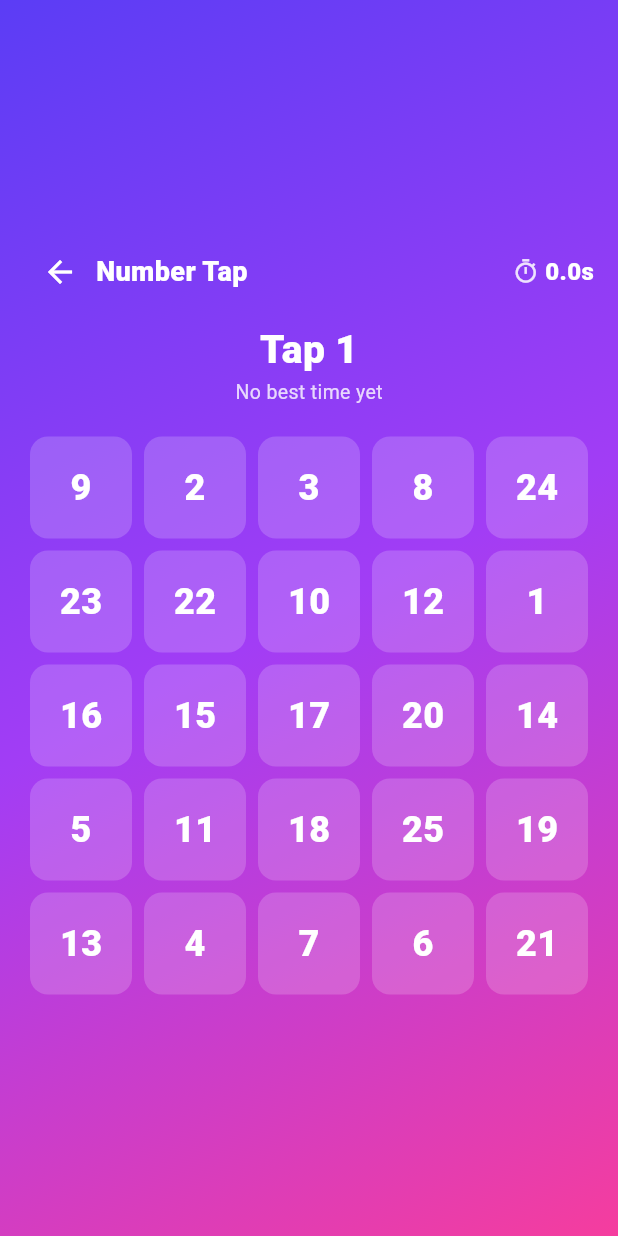
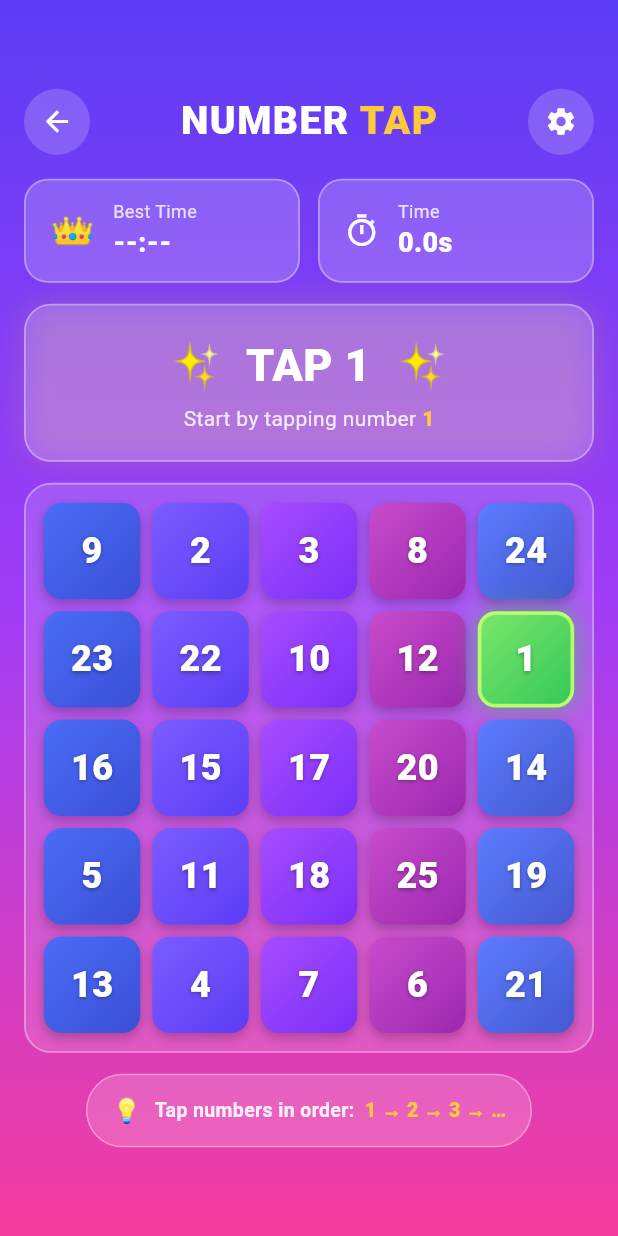
Before and after one commit to pawan-swoyef/2048, a Flutter app: the NumberTapScreen screen opened directly, on a phone screen of 412 x 824 dp. Run offline on Flutter 3.47's test engine with Material 3 defaults, Android fonts, the phone set to English and light mode, and no system bars; our stand-ins replace audioplayers, google_mobile_ads, in_app_purchase, share_plus, shared_preferences; accounts and stored records are empty.

Commit message:
feat(numbertap): redesign screen to match the new mockup
Two-tone NUMBER TAP header with back/settings circle buttons, Best Time
& Time stat cards, a "TAP N" banner, colorful gradient tiles with a
green-glow "next" tile and red flash on wrong taps, and a bottom
"tap in order" hint. Game/timer wiring unchanged.

Co-Authored-By: Claude Opus 4.8 <noreply@anthropic.com>

```diff
--- a/lib/ui/numbertap/number_tap_screen.dart
+++ b/lib/ui/numbertap/number_tap_screen.dart
@@ -6,6 +6,19 @@ import 'package:flutter/material.dart';
 import '../../game/numbertap/number_tap_game.dart';
 import '../../game/score_store.dart';
 import '../theme_controller.dart';
+import '../theme_picker.dart';
+
+const _gold = Color(0xFFFFC93C);
+
+// Tile gradients (blue / indigo / purple / magenta), assigned per cell.
+const _tilePalette = <List<Color>>[
+  [Color(0xFF4A6CF7), Color(0xFF3B4FD6)],
+  [Color(0xFF7B5CFF), Color(0xFF5B3DF5)],
+  [Color(0xFFA64CFF), Color(0xFF7B2FF7)],
+  [Color(0xFFC74CCB), Color(0xFF9C27B0)],
+  [Color(0xFF5C7CFF), Color(0xFF4458D0)],
+];
+const _greenGrad = [Color(0xFF7BE86B), Color(0xFF34C759)];
 
 /// Number Tap Challenge: tap 1..25 in order as fast as you can. Best time
 /// (elapsed + 2s per mistake) is saved.
@@ -26,7 +39,7 @@ class _NumberTapScreenState extends State<NumberTapScreen> {
   Timer? _ticker;
   bool _started = false;
   int _flashCell = -1;
-  int? _bestDeci; // best time in deciseconds (lower is better)
+  int? _bestDeci;
 
   @override
   void initState() {
@@ -46,7 +59,6 @@ class _NumberTapScreenState extends State<NumberTapScreen> {
     super.dispose();
   }
 
-  /// Elapsed time + penalties, in deciseconds.
   int get _elapsedDeci =>
       (_watch.elapsedMilliseconds / 100).round() + _game.penaltySeconds * 10;
 
@@ -93,6 +105,9 @@ class _NumberTapScreenState extends State<NumberTapScreen> {
     });
   }
 
+  void _openSettings() => Navigator.of(context)
+      .push(MaterialPageRoute(builder: (_) => const ThemePickerScreen()));
+
   String _fmt(int deci) => '${(deci / 10).toStringAsFixed(1)}s';
 
   @override
@@ -102,8 +117,8 @@ class _NumberTapScreenState extends State<NumberTapScreen> {
       body: Container(
         decoration: BoxDecoration(
           gradient: LinearGradient(
-            begin: Alignment.topLeft,
-            end: Alignment.bottomRight,
+            begin: Alignment.topCenter,
+            end: Alignment.bottomCenter,
             colors: theme.backgroundGradient,
           ),
         ),
@@ -113,14 +128,19 @@ class _NumberTapScreenState extends State<NumberTapScreen> {
               Center(
                 child: ConstrainedBox(
                   constraints: const BoxConstraints(maxWidth: 460),
-                  child: Padding(
+                  child: SingleChildScrollView(
                     padding: const EdgeInsets.all(16),
                     child: Column(
-                      mainAxisSize: MainAxisSize.min,
                       children: [
                         _header(theme),
                         const SizedBox(height: 16),
+                        _statsRow(theme),
+                        const SizedBox(height: 14),
+                        _banner(theme),
+                        const SizedBox(height: 14),
                         _grid(theme),
+                        const SizedBox(height: 14),
+                        _hint(theme),
                       ],
                     ),
                   ),
@@ -135,38 +155,139 @@ class _NumberTapScreenState extends State<NumberTapScreen> {
   }
 
   Widget _header(GameTheme theme) {
-    final c = theme.onBackground;
-    return Column(
+    return Row(
       children: [
-        Row(
+        _circleButton(theme, Icons.arrow_back, () => Navigator.of(context).maybePop()),
+        Expanded(
+          child: Center(
+            child: Text.rich(
+              TextSpan(
                 children: [
-            IconButton(
-              icon: Icon(Icons.arrow_back, color: c),
-              onPressed: () => Navigator.of(context).maybePop(),
+                  TextSpan(
+                      text: 'NUMBER ',
+                      style: TextStyle(color: theme.onBackground)),
+                  const TextSpan(text: 'TAP', style: TextStyle(color: _gold)),
+                ],
+                style: const TextStyle(
+                    fontSize: 26, fontWeight: FontWeight.w900, letterSpacing: 1),
               ),
+            ),
+          ),
+        ),
+        _circleButton(theme, Icons.settings, _openSettings),
+      ],
+    );
+  }
+
+  Widget _circleButton(GameTheme theme, IconData icon, VoidCallback onTap) {
+    return Material(
+      color: theme.scoreBox,
+      shape: const CircleBorder(),
+      child: InkWell(
+        customBorder: const CircleBorder(),
+        onTap: onTap,
+        child: Padding(
+          padding: const EdgeInsets.all(11),
+          child: Icon(icon, color: theme.onBackground, size: 22),
+        ),
+      ),
+    );
+  }
+
+  Widget _statsRow(GameTheme theme) {
+    return Row(
+      children: [
         Expanded(
-              child: Text('Number Tap',
-                  style: TextStyle(color: c, fontSize: 18, fontWeight: FontWeight.w800)),
+          child: _statCard(theme, const Text('👑', style: TextStyle(fontSize: 24)),
+              'Best Time', _bestDeci == null ? '--:--' : _fmt(_bestDeci!)),
         ),
-            Icon(Icons.timer_outlined, size: 18, color: c.withValues(alpha: 0.85)),
-            const SizedBox(width: 4),
-            Text(_fmt(_elapsedDeci),
-                style: TextStyle(color: c, fontWeight: FontWeight.w800, fontSize: 16)),
-          ],
-        ),
-        const SizedBox(height: 10),
-        Text('Tap ${_game.isComplete ? 25 : _game.next}',
-            style: TextStyle(color: c, fontSize: 26, fontWeight: FontWeight.w900)),
-        Text(
-          _bestDeci == null ? 'No best time yet' : 'Best: ${_fmt(_bestDeci!)}',
-          style: TextStyle(color: c.withValues(alpha: 0.8), fontSize: 13),
+        const SizedBox(width: 12),
+        Expanded(
+          child: _statCard(
+              theme,
+              Icon(Icons.timer_outlined, color: theme.onBackground, size: 24),
+              'Time',
+              _fmt(_elapsedDeci)),
         ),
       ],
     );
   }
 
+  Widget _statCard(GameTheme theme, Widget icon, String label, String value) {
+    return Container(
+      padding: const EdgeInsets.symmetric(horizontal: 16, vertical: 12),
+      decoration: BoxDecoration(
+        color: theme.scoreBox,
+        borderRadius: BorderRadius.circular(16),
+        border: Border.all(color: theme.glassStroke, width: 1.2),
+      ),
+      child: Row(
+        children: [
+          icon,
+          const SizedBox(width: 12),
+          Column(
+            crossAxisAlignment: CrossAxisAlignment.start,
+            mainAxisSize: MainAxisSize.min,
+            children: [
+              Text(label,
+                  style: TextStyle(fontSize: 12, color: theme.scoreLabel)),
+              Text(value,
+                  style: TextStyle(
+                      fontSize: 18,
+                      fontWeight: FontWeight.w900,
+                      color: theme.onBackground)),
+            ],
+          ),
+        ],
+      ),
+    );
+  }
+
+  Widget _banner(GameTheme theme) {
+    final n = _game.isComplete ? 25 : _game.next;
+    return Container(
+      width: double.infinity,
+      padding: const EdgeInsets.symmetric(vertical: 18, horizontal: 16),
+      decoration: BoxDecoration(
+        color: theme.scoreBox,
+        borderRadius: BorderRadius.circular(18),
+        border: Border.all(color: theme.glassStroke, width: 1.2),
+        boxShadow: [
+          BoxShadow(color: _gold.withValues(alpha: 0.18), blurRadius: 18, offset: const Offset(0, -1)),
+        ],
+      ),
+      child: Column(
+        children: [
+          Text('✨  TAP $n  ✨',
+              style: TextStyle(
+                  fontSize: 30, fontWeight: FontWeight.w900, color: theme.onBackground)),
+          const SizedBox(height: 4),
+          Text.rich(
+            TextSpan(
+              children: [
+                const TextSpan(text: 'Start by tapping number '),
+                TextSpan(
+                    text: '$n',
+                    style: const TextStyle(color: _gold, fontWeight: FontWeight.w800)),
+              ],
+              style: TextStyle(
+                  fontSize: 14, color: theme.onBackground.withValues(alpha: 0.85)),
+            ),
+          ),
+        ],
+      ),
+    );
+  }
+
   Widget _grid(GameTheme theme) {
-    return AspectRatio(
+    return Container(
+      padding: const EdgeInsets.all(8),
+      decoration: BoxDecoration(
+        color: theme.boardBackground,
+        borderRadius: BorderRadius.circular(18),
+        border: Border.all(color: theme.glassStroke, width: 1.2),
+      ),
+      child: AspectRatio(
         aspectRatio: 1,
         child: Column(
           children: [
@@ -181,6 +302,7 @@ class _NumberTapScreenState extends State<NumberTapScreen> {
               ),
           ],
         ),
+      ),
     );
   }
 
@@ -188,33 +310,96 @@ class _NumberTapScreenState extends State<NumberTapScreen> {
     final number = _game.board[index];
     final cleared = _game.isCleared(number);
     final flashing = index == _flashCell;
+    final isNext = !_game.isComplete && number == _game.next;
 
-    Color bg = theme.scoreBox;
-    if (flashing) {
-      bg = const Color(0xFFFF5B5B);
-    } else if (cleared) {
-      bg = theme.emptyCell;
+    if (cleared) {
+      return Padding(
+        padding: const EdgeInsets.all(4),
+        child: Container(
+          decoration: BoxDecoration(
+            color: theme.emptyCell,
+            borderRadius: BorderRadius.circular(12),
+          ),
+        ),
+      );
     }
+
+    final grad = flashing
+        ? const [Color(0xFFFF6B6B), Color(0xFFE53935)]
+        : isNext
+            ? _greenGrad
+            : _tilePalette[index % _tilePalette.length];
 
     return Padding(
       padding: const EdgeInsets.all(4),
-      child: Material(
-        color: bg,
+      child: GestureDetector(
+        onTap: () => _onTap(number, index),
+        child: Container(
+          decoration: BoxDecoration(
+            gradient: LinearGradient(
+              colors: grad,
+              begin: Alignment.topLeft,
+              end: Alignment.bottomRight,
+            ),
             borderRadius: BorderRadius.circular(12),
-        child: InkWell(
-          borderRadius: BorderRadius.circular(12),
-          onTap: cleared ? null : () => _onTap(number, index),
+            border: isNext
+                ? Border.all(color: const Color(0xFFB6FF6B), width: 2.5)
+                : null,
+            boxShadow: [
+              if (isNext)
+                BoxShadow(color: _greenGrad.last.withValues(alpha: 0.7), blurRadius: 14)
+              else
+                BoxShadow(
+                    color: Colors.black.withValues(alpha: 0.22),
+                    blurRadius: 5,
+                    offset: const Offset(0, 3)),
+            ],
+          ),
           child: Center(
             child: Text(
-              cleared ? '' : '$number',
-              style: TextStyle(
+              '$number',
+              style: const TextStyle(
                 fontSize: 24,
-                fontWeight: FontWeight.w800,
-                color: flashing ? Colors.white : theme.onBackground,
+                fontWeight: FontWeight.w900,
+                color: Colors.white,
+                shadows: [Shadow(color: Color(0x55000000), blurRadius: 3, offset: Offset(0, 1))],
               ),
             ),
           ),
         ),
+      ),
+    );
+  }
+
+  Widget _hint(GameTheme theme) {
+    return Container(
+      padding: const EdgeInsets.symmetric(horizontal: 16, vertical: 12),
+      decoration: BoxDecoration(
+        color: theme.scoreBox,
+        borderRadius: BorderRadius.circular(24),
+        border: Border.all(color: theme.glassStroke, width: 1),
+      ),
+      child: Row(
+        mainAxisSize: MainAxisSize.min,
+        children: [
+          const Text('💡  ', style: TextStyle(fontSize: 16)),
+          Flexible(
+            child: Text.rich(
+              TextSpan(
+                children: [
+                  const TextSpan(text: 'Tap numbers in order:  '),
+                  TextSpan(
+                      text: '1 → 2 → 3 → …',
+                      style: const TextStyle(color: _gold, fontWeight: FontWeight.w800)),
+                ],
+                style: TextStyle(
+                    fontSize: 13,
+                    fontWeight: FontWeight.w600,
+                    color: theme.onBackground.withValues(alpha: 0.9)),
+              ),
+            ),
+          ),
+        ],
       ),
     );
   }
```
Also changed, not shown: 1 other file. Lines whose indentation alone changed are shown as unchanged.
